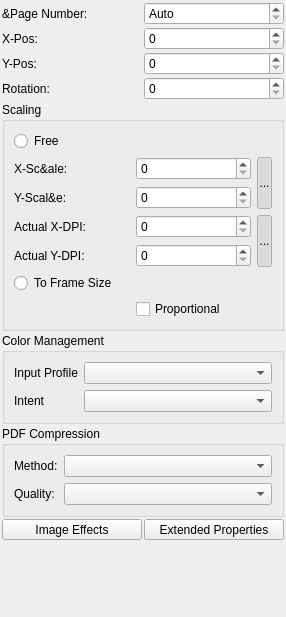
Qt form Scribus/scribus/ui/propertiespalette_imagebase.ui (AlterScribus/ece15) before a commit.
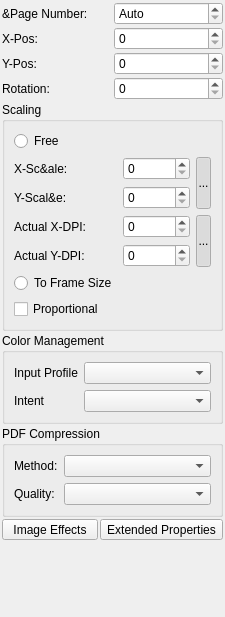
The same form after that commit. Custom widgets are drawn as their Qt base class.

Commit message: Fix for too wide image properties tab in PP due to long names of color profiles.

Diff of the .ui file:
```diff
--- a/Scribus/scribus/ui/propertiespalette_imagebase.ui
+++ b/Scribus/scribus/ui/propertiespalette_imagebase.ui
@@ -6,7 +6,7 @@
    <rect>
     <x>0</x>
     <y>0</y>
-    <width>286</width>
+    <width>225</width>
     <height>617</height>
    </rect>
   </property>
@@ -200,13 +200,6 @@
         </property>
        </widget>
       </item>
-      <item row="7" column="1">
-       <widget class="QCheckBox" name="cbProportional">
-        <property name="text">
-         <string>Proportional</string>
-        </property>
-       </widget>
-      </item>
       <item row="6" column="0">
        <widget class="QRadioButton" name="frameScale">
         <property name="text">
@@ -214,6 +207,13 @@
         </property>
        </widget>
       </item>
+      <item row="7" column="0">
+       <widget class="QCheckBox" name="cbProportional">
+        <property name="text">
+         <string>Proportional</string>
+        </property>
+       </widget>
+      </item>
      </layout>
     </widget>
    </item>
```
The commit also changes 1 other file.
